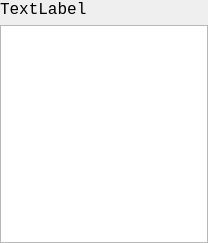
The window that widgets/equippedandgrenades/ui/equippedandgrenadeswidget.ui (matzman666/PyPipboyApp) describes before a commit, drawn with Qt 5.
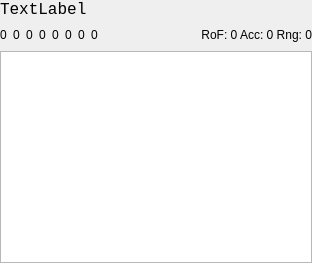
The same window after the commit.

The edit to the form file:
```diff
--- a/widgets/equippedandgrenades/ui/equippedandgrenadeswidget.ui
+++ b/widgets/equippedandgrenades/ui/equippedandgrenadeswidget.ui
@@ -6,8 +6,8 @@
    <rect>
     <x>0</x>
     <y>0</y>
-    <width>208</width>
-    <height>243</height>
+    <width>312</width>
+    <height>263</height>
    </rect>
   </property>
   <property name="windowTitle">
@@ -60,6 +60,164 @@
      </property>
     </widget>
    </item>
+   <item>
+    <layout class="QHBoxLayout" name="horizontalLayout" stretch="0,0,0,0,0,0,0,0,0,0">
+     <item>
+      <widget class="QLabel" name="lblPdmgIcon">
+       <property name="sizePolicy">
+        <sizepolicy hsizetype="Fixed" vsizetype="Fixed">
+         <horstretch>0</horstretch>
+         <verstretch>0</verstretch>
+        </sizepolicy>
+       </property>
+       <property name="text">
+        <string>0</string>
+       </property>
+       <property name="margin">
+        <number>6</number>
+       </property>
+      </widget>
+     </item>
+     <item>
+      <widget class="QLabel" name="lblPdmg">
+       <property name="sizePolicy">
+        <sizepolicy hsizetype="Fixed" vsizetype="Fixed">
+         <horstretch>0</horstretch>
+         <verstretch>0</verstretch>
+        </sizepolicy>
+       </property>
+       <property name="text">
+        <string>0</string>
+       </property>
+       <property name="margin">
+        <number>6</number>
+       </property>
+      </widget>
+     </item>
+     <item>
+      <widget class="QLabel" name="lblEdmgIcon">
+       <property name="sizePolicy">
+        <sizepolicy hsizetype="Fixed" vsizetype="Fixed">
+         <horstretch>0</horstretch>
+         <verstretch>0</verstretch>
+        </sizepolicy>
+       </property>
+       <property name="text">
+        <string>0</string>
+       </property>
+       <property name="margin">
+        <number>6</number>
+       </property>
+      </widget>
+     </item>
+     <item>
+      <widget class="QLabel" name="lblEdmg">
+       <property name="sizePolicy">
+        <sizepolicy hsizetype="Fixed" vsizetype="Fixed">
+         <horstretch>0</horstretch>
+         <verstretch>0</verstretch>
+        </sizepolicy>
+       </property>
+       <property name="text">
+        <string>0</string>
+       </property>
+       <property name="margin">
+        <number>6</number>
+       </property>
+      </widget>
+     </item>
+     <item>
+      <widget class="QLabel" name="lblRdmgIcon">
+       <property name="sizePolicy">
+        <sizepolicy hsizetype="Fixed" vsizetype="Fixed">
+         <horstretch>0</horstretch>
+         <verstretch>0</verstretch>
+        </sizepolicy>
+       </property>
+       <property name="text">
+        <string>0</string>
+       </property>
+       <property name="margin">
+        <number>6</number>
+       </property>
+      </widget>
+     </item>
+     <item>
+      <widget class="QLabel" name="lblRdmg">
+       <property name="sizePolicy">
+        <sizepolicy hsizetype="Fixed" vsizetype="Fixed">
+         <horstretch>0</horstretch>
+         <verstretch>0</verstretch>
+        </sizepolicy>
+       </property>
+       <property name="text">
+        <string>0</string>
+       </property>
+       <property name="margin">
+        <number>6</number>
+       </property>
+      </widget>
+     </item>
+     <item>
+      <widget class="QLabel" name="lblPodmgIcon">
+       <property name="sizePolicy">
+        <sizepolicy hsizetype="Fixed" vsizetype="Fixed">
+         <horstretch>0</horstretch>
+         <verstretch>0</verstretch>
+        </sizepolicy>
+       </property>
+       <property name="text">
+        <string>0</string>
+       </property>
+       <property name="margin">
+        <number>6</number>
+       </property>
+      </widget>
+     </item>
+     <item>
+      <widget class="QLabel" name="lblPodmg">
+       <property name="sizePolicy">
+        <sizepolicy hsizetype="Fixed" vsizetype="Fixed">
+         <horstretch>0</horstretch>
+         <verstretch>0</verstretch>
+        </sizepolicy>
+       </property>
+       <property name="text">
+        <string>0</string>
+       </property>
+       <property name="margin">
+        <number>6</number>
+       </property>
+      </widget>
+     </item>
+     <item>
+      <spacer name="horizontalSpacer">
+       <property name="orientation">
+        <enum>Qt::Horizontal</enum>
+       </property>
+       <property name="sizeHint" stdset="0">
+        <size>
+         <width>40</width>
+         <height>20</height>
+        </size>
+       </property>
+      </spacer>
+     </item>
+     <item>
+      <widget class="QLabel" name="lblRofAccRng">
+       <property name="text">
+        <string>RoF: 0 Acc: 0 Rng: 0</string>
+       </property>
+       <property name="alignment">
+        <set>Qt::AlignRight|Qt::AlignTrailing|Qt::AlignVCenter</set>
+       </property>
+       <property name="margin">
+        <number>6</number>
+       </property>
+      </widget>
+     </item>
+    </layout>
+   </item>
    <item>
     <widget class="QTableView" name="grenadeView">
      <property name="sizePolicy">
```
